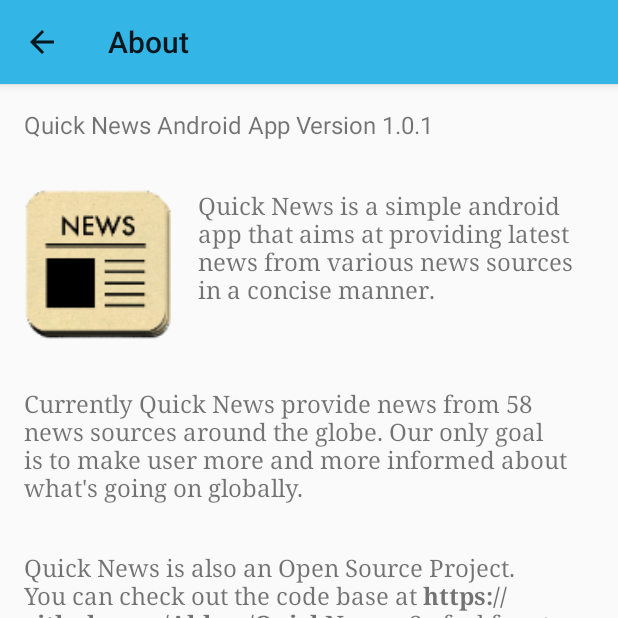
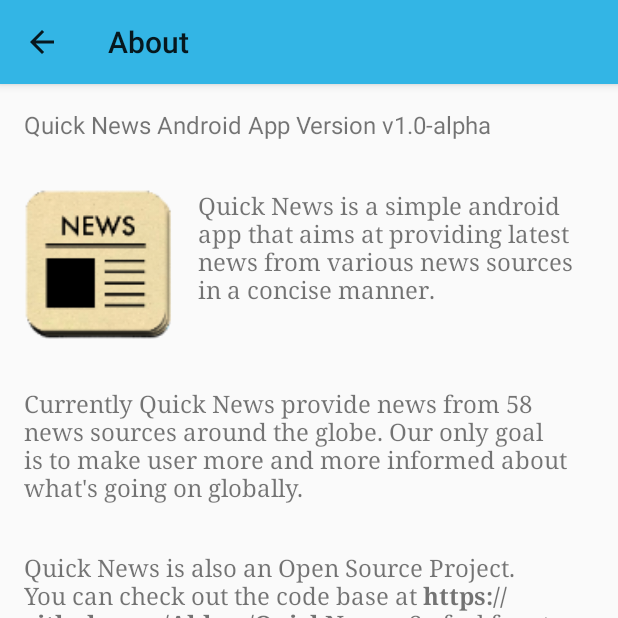
Before and after one commit to Abhey/QuickNews, an Android app: the About screen opened directly, with no data from a screen before it, on a phone screen of 412 x 824 dp, the top half of it. Run offline under Robolectric (Android 15) with nearby library versions, the phone set to English and light mode, and no system bars.

Commit message:
Modified veriosn number.

```diff
--- a/app/src/main/res/values/strings.xml
+++ b/app/src/main/res/values/strings.xml
@@ -3,7 +3,7 @@
     <string name="title_activity_splash_screen">SplashScreen</string>
     <string name="navigation_drawer_open">Open Navigation Drawer</string>
     <string name="navigation_drawer_close">Close Navigation Drawer</string>
-    <string name="about_app_0">Quick News Android App Version 1.0.1</string>
+    <string name="about_app_0">Quick News Android App Version v1.0-alpha</string>
     <string name="about_app_1">
         Quick News is a simple android app that aims at providing latest news from various news sources in a concise manner.
     </string>
```
